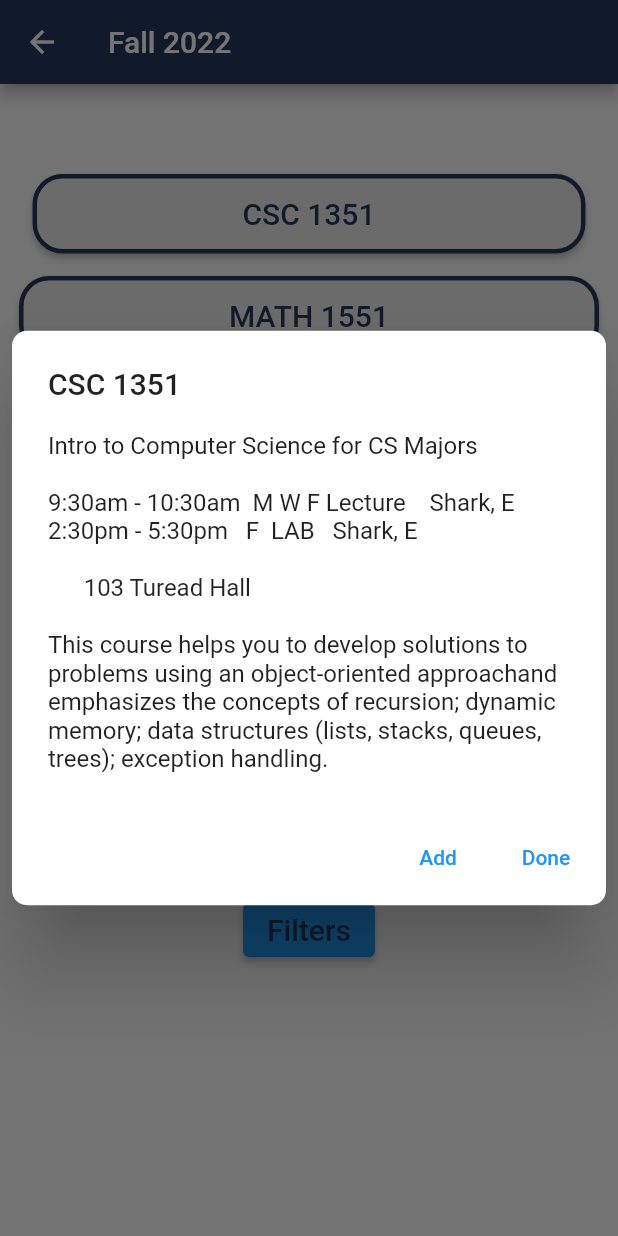
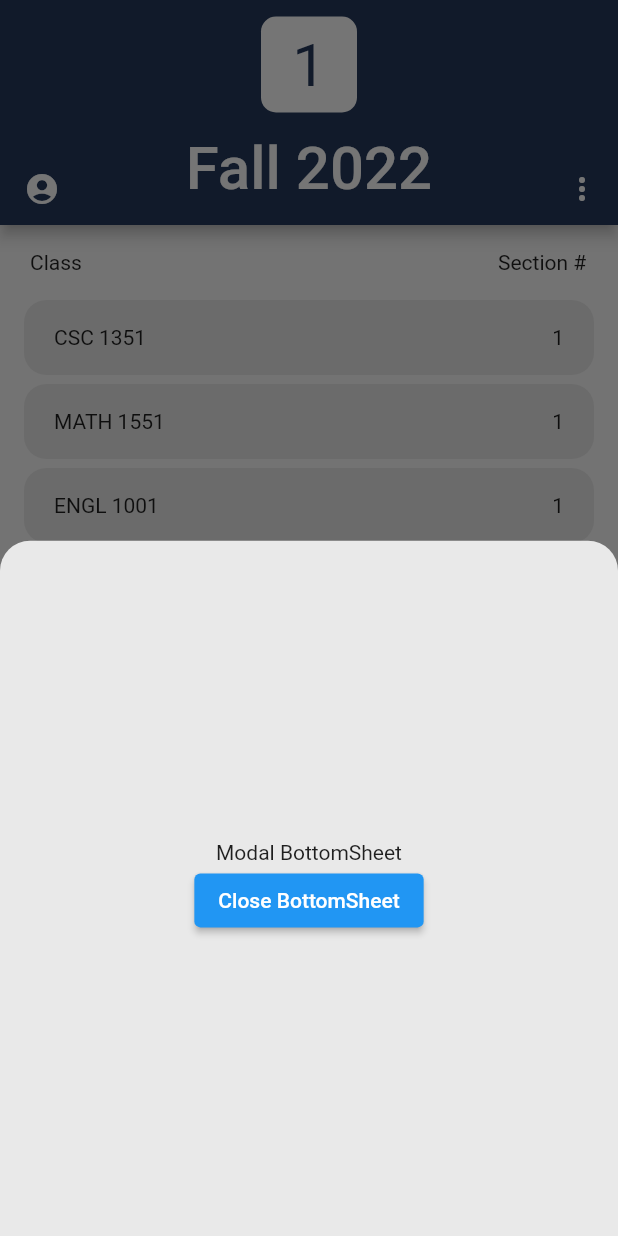
Before and after one commit to AaeroSpace/loginui, a Flutter app: the Scheduler screen opened directly, after a tap on "CSC 1351", on a phone screen of 412 x 824 dp. Run offline on Flutter 3.47's test engine with Material 2 defaults, Android fonts, the phone set to English and light mode, and no system bars.

Commit message:
Add files via upload

```diff
--- a/lib/schedule_page.dart
+++ b/lib/schedule_page.dart
@@ -1,5 +1,6 @@
-// ignore_for_file: prefer_const_constructors, sort_child_properties_last, prefer_final_fields, prefer_interpolation_to_compose_strings
+// ignore_for_file: prefer_const_constructors, sort_child_properties_last, prefer_final_fields, prefer_interpolation_to_compose_strings, avoid_unnecessary_containers, prefer_const_literals_to_create_immutables
 
+import 'package:flutter/cupertino.dart';
 import 'package:flutter/material.dart';
 import 'package:loginui/Fall22done.dart';
 import 'package:loginui/filters.dart';
@@ -23,364 +24,265 @@ class _SchedulerPage extends State<Scheduler> {
   Widget build(BuildContext context) {
     return Scaffold(
       appBar: AppBar(
-        title: const Text('Fall 2022'),
+        toolbarHeight: 150,
+        leading: Column(
+          children: [
+            IconButton(
+              icon: Icon(Icons.account_circle_rounded),
+              onPressed: () {},
+            ),
+          ],
+          mainAxisAlignment: MainAxisAlignment.end,
+        ),
+        title: Container(
+          child: Column(
+            // ignore: prefer_const_literals_to_create_immutables
+            children: [
+              TextButton(
+                onPressed: () {},
+                child: Text('1'),
+                style: TextButton.styleFrom(
+                    primary: Color.fromRGBO(37, 57, 92, 1.0),
+                    backgroundColor: Colors.white,
+                    textStyle: TextStyle(
+                      height: 1.2,
+                      fontSize: 40,
+                    ),
+                    shape: const RoundedRectangleBorder(
+                      borderRadius: BorderRadius.all(Radius.circular(10)),
+                    )),
+              ),
+              Text(
+                'Fall 2022',
+                style: TextStyle(
+                  height: 1.6,
+                  fontSize: 40,
+                ),
+              ),
+            ],
+          ),
+        ),
+        actions: [
+          Column(
+            children: [
+              IconButton(
+                icon: Icon(Icons.more_vert),
+                onPressed: () {},
+              ),
+            ],
+            mainAxisAlignment: MainAxisAlignment.end,
+          ),
+        ],
+        centerTitle: true,
         backgroundColor: Color.fromRGBO(37, 57, 92, 1.0),
       ),
       body: SafeArea(
-        child: Center(
+        child: Container(
           child: Column(
             children: [
-              SizedBox(
-                height: 60,
-              ),
-              ElevatedButton(
-                child: Text(
-                  'CSC 1351',
-                  style: TextStyle(
-                    color: Color.fromRGBO(37, 57, 92, 1.0),
-                    fontSize: 20,
-                  ),
+              //Class and Section Header Row
+              Row(children: [
+                Container(
+                  child: Text('Class'),
+                  padding: EdgeInsets.fromLTRB(20, 0, 0, 0),
+                  width: 90,
                 ),
-                onPressed: () {
-                  showDialog(
+                Expanded(
+                    child: Container(
+                  height: 50,
+                  width: 30,
+                )),
+                Container(
+                  child: Text('Section #'),
+                  width: 80,
+                )
+              ]),
+              //CSC 1351 button
+              InkWell(
+                onTap: () {
+                  showModalBottomSheet<void>(
+                    backgroundColor: Colors.transparent,
                     context: context,
-                    builder: (context) => AlertDialog(
-                      insetPadding: EdgeInsets.all(8.0),
-                      shape: RoundedRectangleBorder(
-                          borderRadius:
-                              BorderRadius.all(Radius.circular(10.0))),
-                      title: Text('CSC 1351'),
-                      content: Text('Intro to Computer Science for CS Majors \n'
-                          '\n9:30am - 10:30am  M W F Lecture    Shark, E '
-                          '\n2:30pm - 5:30pm   F  LAB   Shark, E '
-                          '\n \n      103 Turead Hall'
-                          '\n \nThis course helps you to develop solutions to problems using an object-oriented approach'
-                          'and emphasizes the concepts of recursion; dynamic memory; data structures '
-                          '(lists, stacks, queues, trees); exception handling.'),
-                      actions: [
-                        TextButton(
-                          child: Text('Add'),
-                          onPressed: () => Navigator.pop(context, true),
+                    builder: (BuildContext context) {
+                      return Container(
+                        height: 500,
+                        decoration: BoxDecoration(
+                            color: Color.fromRGBO(233, 233, 233, 1.0),
+                            borderRadius: const BorderRadius.only(
+                                topLeft: Radius.circular(20),
+                                topRight: Radius.circular(20))),
+                        child: Center(
+                          child: Column(
+                            mainAxisAlignment: MainAxisAlignment.center,
+                            mainAxisSize: MainAxisSize.min,
+                            children: <Widget>[
+                              const Text('Modal BottomSheet'),
+                              ElevatedButton(
+                                child: const Text('Close BottomSheet'),
+                                onPressed: () => Navigator.pop(context),
+                              ),
+                            ],
+                          ),
                         ),
-                        TextButton(
-                          child: Text('Done'),
-                          onPressed: () => Navigator.pop(context, false),
-                        ),
+                      );
+                    },
+                  );
+                },
+                child: Container(
+                    child: Row(
+                      children: [
+                        Text('CSC 1351'),
+                        Expanded(child: Container()),
+                        Text('1'),
                       ],
                     ),
-                  ).then((value) => {
-                        //when dialog is closed enter this function
-                        if (value == true)
-                          {
-                            //if dialog return true you change the button color
-                            setState(() {
-                              _elevatedButtonColor = Colors.yellow;
-                            })
-                          }
-                      });
-                },
-                style: ElevatedButton.styleFrom(
-                  primary: _elevatedButtonColor,
-                  side: BorderSide(
-                      width: 3, color: Color.fromRGBO(37, 57, 92, 1.0)),
-                  shape: RoundedRectangleBorder(
-                      //to set border radius to button
-                      borderRadius: BorderRadius.circular(20)),
-                  padding: EdgeInsets.symmetric(horizontal: 140, vertical: 15),
-                ),
+                    height: 50,
+                    width: 380,
+                    decoration: BoxDecoration(
+                      color: _elevatedButtonColor,
+                      borderRadius: BorderRadius.all(Radius.circular(15)),
+                    ),
+                    padding:
+                        EdgeInsets.symmetric(horizontal: 20, vertical: 15)),
               ),
               SizedBox(
-                height: 15,
+                height: 6,
               ),
-              ElevatedButton(
-                child: Text(
-                  'MATH 1551',
-                  style: TextStyle(
-                    color: Color.fromRGBO(37, 57, 92, 1.0),
-                    fontSize: 20,
-                  ),
-                ),
-                onPressed: () {
-                  showDialog(
+              //Math 1551 button
+              InkWell(
+                onTap: () {
+                  showModalBottomSheet<void>(
                     context: context,
-                    builder: (context) => AlertDialog(
-                      title: Text('MATH 1551'),
-                      content: Text('Analytic Geometry and Canculus II \n'
-                          '\n10:30a - 11:20a   T W TH F Lecture     Walker, D '
-                          '\n \n     ! Only Avalable on T W TH F'
-                          '\n \nThis course shows you techniques of integration; '
-                          'applications of the integral; parametric equations, '
-                          'polar coordinates, sequences and infinite series.'),
-                      actions: [
-                        TextButton(
-                          child: Text('Add'),
-                          onPressed: () => Navigator.pop(context, true),
+                    builder: (BuildContext context) {
+                      return Container(
+                        height: 200,
+                        color: Color.fromRGBO(233, 233, 233, 1.0),
+                        child: Center(
+                          child: Column(
+                            mainAxisAlignment: MainAxisAlignment.center,
+                            mainAxisSize: MainAxisSize.min,
+                            children: <Widget>[
+                              const Text('Modal BottomSheet'),
+                              ElevatedButton(
+                                child: const Text('Close BottomSheet'),
+                                onPressed: () => Navigator.pop(context),
+                              ),
+                            ],
+                          ),
                         ),
-                        TextButton(
-                          child: Text('Done'),
-                          onPressed: () => Navigator.pop(context, false),
-                        ),
+                      );
+                    },
+                  );
+                },
+                child: Container(
+                    child: Row(
+                      children: [
+                        Text('MATH 1551'),
+                        Expanded(child: Container()),
+                        Text('1'),
                       ],
                     ),
-                  ).then((value) => {
-                        //when dialog is closed enter this function
-                        if (value == true)
-                          {
-                            //if dialog return true you change the button color
-                            setState(() {
-                              _elevatedButtonColor2 = Colors.yellow;
-                            })
-                          }
-                      });
-                },
-                style: ElevatedButton.styleFrom(
-                  primary: _elevatedButtonColor2,
-                  side: BorderSide(
-                      width: 3, color: Color.fromRGBO(37, 57, 92, 1.0)),
-                  shape: RoundedRectangleBorder(
-                      //to set border radius to button
-                      borderRadius: BorderRadius.circular(20)),
-                  padding: EdgeInsets.symmetric(horizontal: 140, vertical: 15),
-                ),
+                    height: 50,
+                    width: 380,
+                    decoration: BoxDecoration(
+                      color: _elevatedButtonColor,
+                      borderRadius: BorderRadius.all(Radius.circular(15)),
+                    ),
+                    padding:
+                        EdgeInsets.symmetric(horizontal: 20, vertical: 15)),
               ),
               SizedBox(
-                height: 15,
+                height: 6,
               ),
-              ElevatedButton(
-                child: Text(
-                  'ENGL 1001',
-                  style: TextStyle(
-                    color: Color.fromRGBO(37, 57, 92, 1.0),
-                    fontSize: 20,
-                  ),
-                ),
-                onPressed: () {
-                  showDialog(
+              //Engl 1001 button
+              InkWell(
+                onTap: () {
+                  showModalBottomSheet<void>(
                     context: context,
-                    builder: (context) => AlertDialog(
-                      title: Text('ENGL 1001'),
-                      content: Text(
-                          'Stuff \n \n \n \n stuff stuff stuff stuff stuff stuff stuff stuff stuff stuff stuff stuff stuff stuff stuff'),
-                      actions: [
-                        TextButton(
-                          child: Text('Add'),
-                          onPressed: () => Navigator.pop(context, true),
+                    builder: (BuildContext context) {
+                      return Container(
+                        height: 200,
+                        color: Color.fromRGBO(233, 233, 233, 1.0),
+                        child: Center(
+                          child: Column(
+                            mainAxisAlignment: MainAxisAlignment.center,
+                            mainAxisSize: MainAxisSize.min,
+                            children: <Widget>[
+                              const Text('Modal BottomSheet'),
+                              ElevatedButton(
+                                child: const Text('Close BottomSheet'),
+                                onPressed: () => Navigator.pop(context),
+                              ),
+                            ],
+                          ),
                         ),
-                        TextButton(
-                          child: Text('Done'),
-                          onPressed: () => Navigator.pop(context, false),
-                        ),
+                      );
+                    },
+                  );
+                },
+                child: Container(
+                    child: Row(
+                      children: [
+                        Text('ENGL 1001'),
+                        Expanded(child: Container()),
+                        Text('1'),
                       ],
                     ),
-                  ).then((value) => {
-                        //when dialog is closed enter this function
-                        if (value == true)
-                          {
-                            //if dialog return true you change the button color
-                            setState(() {
-                              _elevatedButtonColor3 = Colors.yellow;
-                            })
-                          }
-                      });
-                },
-                style: ElevatedButton.styleFrom(
-                  primary: _elevatedButtonColor3,
-                  side: BorderSide(
-                      width: 3, color: Color.fromRGBO(37, 57, 92, 1.0)),
-                  shape: RoundedRectangleBorder(
-                      //to set border radius to button
-                      borderRadius: BorderRadius.circular(20)),
-                  padding: EdgeInsets.symmetric(horizontal: 140, vertical: 15),
-                ),
+                    height: 50,
+                    width: 380,
+                    decoration: BoxDecoration(
+                      color: _elevatedButtonColor,
+                      borderRadius: BorderRadius.all(Radius.circular(15)),
+                    ),
+                    padding:
+                        EdgeInsets.symmetric(horizontal: 20, vertical: 15)),
               ),
               SizedBox(
-                height: 15,
+                height: 6,
+                width: 380,
               ),
-              ElevatedButton(
-                child: Text(
-                  'ASTR 1101',
-                  style: TextStyle(
-                    color: Color.fromRGBO(37, 57, 92, 1.0),
-                    fontSize: 20,
-                  ),
-                ),
-                onPressed: () {
-                  showDialog(
+              //ASTR 1001 button
+              InkWell(
+                onTap: () {
+                  showModalBottomSheet<void>(
                     context: context,
-                    builder: (context) => AlertDialog(
-                      title: Text('MATH 1551'),
-                      content: Text(
-                          'Stuff \n \n \n \n stuff stuff stuff stuff stuff stuff stuff stuff stuff stuff stuff stuff stuff stuff stuff'),
-                      actions: [
-                        TextButton(
-                          child: Text('Add'),
-                          onPressed: () => Navigator.pop(context, true),
+                    builder: (BuildContext context) {
+                      return Container(
+                        height: 200,
+                        color: Color.fromRGBO(233, 233, 233, 1.0),
+                        child: Center(
+                          child: Column(
+                            mainAxisAlignment: MainAxisAlignment.center,
+                            mainAxisSize: MainAxisSize.min,
+                            children: <Widget>[
+                              const Text('Modal BottomSheet'),
+                              ElevatedButton(
+                                child: const Text('Close BottomSheet'),
+                                onPressed: () => Navigator.pop(context),
+                              ),
+                            ],
+                          ),
                         ),
-                        TextButton(
-                          child: Text('Done'),
-                          onPressed: () => Navigator.pop(context, false),
-                        ),
+                      );
+                    },
+                  );
+                },
+                child: Container(
+                    child: Row(
+                      children: [
+                        Text('ASTR 1001'),
+                        Expanded(child: Container()),
+                        Text('1'),
                       ],
                     ),
-                  ).then((value) => {
-                        //when dialog is closed enter this function
-                        if (value == true)
-                          {
-                            //if dialog return true you change the button color
-                            setState(() {
-                              _elevatedButtonColor4 = Colors.yellow;
-                            })
-                          }
-                      });
-                },
-                style: ElevatedButton.styleFrom(
-                  primary: _elevatedButtonColor4,
-                  side: BorderSide(
-                      width: 3, color: Color.fromRGBO(37, 57, 92, 1.0)),
-                  shape: RoundedRectangleBorder(
-                      //to set border radius to button
-                      borderRadius: BorderRadius.circular(20)),
-                  padding: EdgeInsets.symmetric(horizontal: 140, vertical: 15),
-                ),
-              ),
-              SizedBox(
-                height: 15,
-              ),
-              ElevatedButton(
-                child: Text(
-                  'ASTR 1108',
-                  style: TextStyle(
-                    color: Color.fromRGBO(37, 57, 92, 1.0),
-                    fontSize: 20,
-                  ),
-                ),
-                onPressed: () {
-                  showDialog(
-                    context: context,
-                    builder: (context) => AlertDialog(
-                      title: Text('ASTR 1108'),
-                      content: Text(
-                          'Stuff \n \n \n \n stuff stuff stuff stuff stuff stuff stuff stuff stuff stuff stuff stuff stuff stuff stuff'),
-                      actions: [
-                        TextButton(
-                            child: Text('Add'),
-                            onPressed: () => Navigator.pop(context, true)),
-                        TextButton(
-                          child: Text('Done'),
-                          onPressed: () => Navigator.pop(context, false),
-                        ),
-                      ],
+                    height: 50,
+                    width: 380,
+                    decoration: BoxDecoration(
+                      color: _elevatedButtonColor,
+                      borderRadius: BorderRadius.all(Radius.circular(15)),
                     ),
-                  ).then((value) => {
-                        //when dialog is closed enter this function
-                        if (value == true)
-                          {
-                            //if dialog return true you change the button color
-                            setState(() {
-                              _elevatedButtonColor5 = Colors.yellow;
-                            })
-                          }
-                      });
-                },
-                style: ElevatedButton.styleFrom(
-                  primary: _elevatedButtonColor5,
-                  side: BorderSide(
-                      width: 3, color: Color.fromRGBO(37, 57, 92, 1.0)),
-                  shape: RoundedRectangleBorder(
-                      //to set border radius to button
-                      borderRadius: BorderRadius.circular(20)),
-                  padding: EdgeInsets.symmetric(horizontal: 140, vertical: 15),
-                ),
-              ),
-              SizedBox(
-                height: 100,
-              ),
-              ElevatedButton(
-                child: Text(
-                  'Advise Me',
-                  style: TextStyle(
-                    color: Color.fromRGBO(37, 57, 92, 1.0),
-                    fontSize: 20,
-                  ),
-                ),
-                onPressed: () {
-                  showDialog(
-                    context: context,
-                    builder: (context) => AlertDialog(
-                      title: Text('Semesters'),
-                      content: Text('Which semester would you like to view?'),
-                      actions: [
-                        TextButton(
-                          child: Text(
-                            '1',
-                            style: TextStyle(
-                              color: Color.fromRGBO(37, 57, 92, 1.0),
-                              fontSize: 20,
-                            ),
-                          ),
-                          onPressed: () {
-                            Navigator.push(
-                              context,
-                              MaterialPageRoute(
-                                  builder: (context) => const Fall22()),
-                            );
-                          },
-                          style: ElevatedButton.styleFrom(
-                            side: BorderSide(
-                                width: 3,
-                                color: Color.fromRGBO(37, 57, 92, 1.0)),
-                            shape: RoundedRectangleBorder(
-                                borderRadius: BorderRadius.circular(20)),
-                          ),
-                        ),
-                        TextButton(
-                          child: Text(
-                            '2',
-                            style: TextStyle(
-                              color: Color.fromRGBO(37, 57, 92, 1.0),
-                              fontSize: 20,
-                            ),
-                          ),
-                          onPressed: () {},
-                          style: ElevatedButton.styleFrom(
-                            side: BorderSide(
-                                width: 3,
-                                color: Color.fromRGBO(37, 57, 92, 1.0)),
-                            shape: RoundedRectangleBorder(
-                                borderRadius: BorderRadius.circular(20)),
-                          ),
-                        ),
-                      ],
-                    ),
-                  );
-                },
-                style: ElevatedButton.styleFrom(
-                  primary: Color.fromRGBO(233, 233, 233, 1.0),
-                  side: BorderSide(
-                      width: 3, color: Color.fromRGBO(37, 57, 92, 1.0)),
-                  shape: RoundedRectangleBorder(
-                      //to set border radius to button
-                      borderRadius: BorderRadius.circular(20)),
-                  padding: EdgeInsets.symmetric(horizontal: 140, vertical: 15),
-                ),
-              ),
-              SizedBox(
-                height: 2,
-              ),
-              ElevatedButton(
-                onPressed: () {
-                  Navigator.push(
-                    context,
-                    MaterialPageRoute(builder: (context) => const Filters()),
-                  );
-                },
-                child: Text(
-                  'Filters',
-                  style: TextStyle(
-                    color: Color.fromRGBO(37, 57, 92, 1.0),
-                    fontSize: 20,
-                  ),
-                ),
+                    padding:
+                        EdgeInsets.symmetric(horizontal: 20, vertical: 15)),
               ),
             ],
           ),
```
